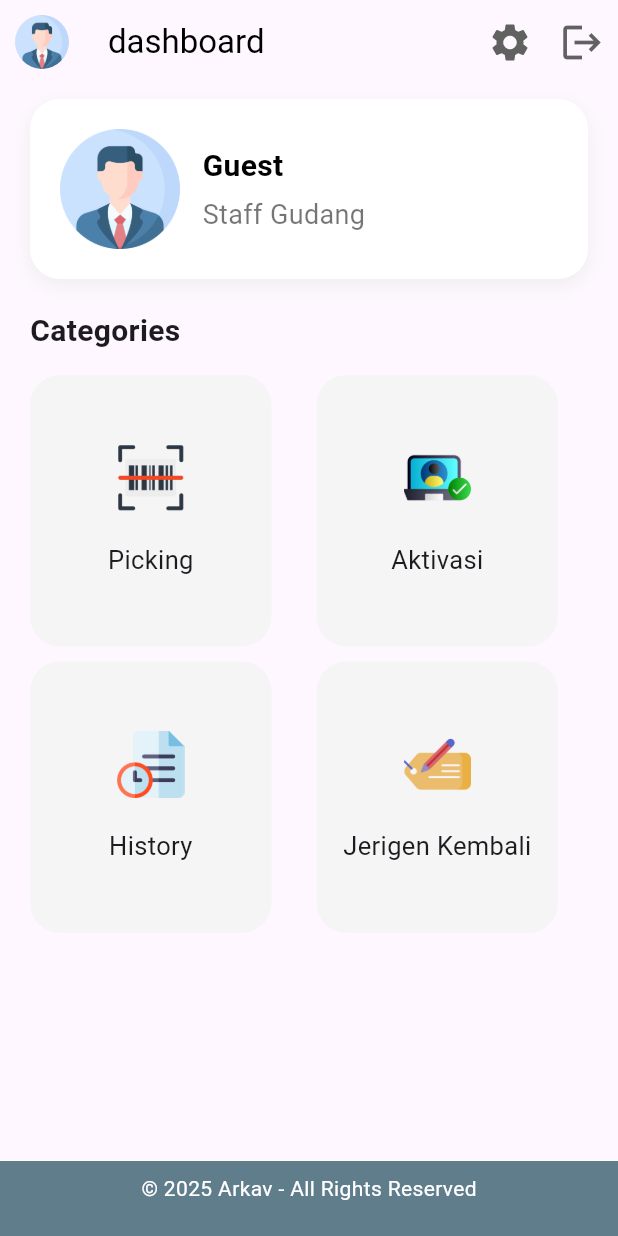
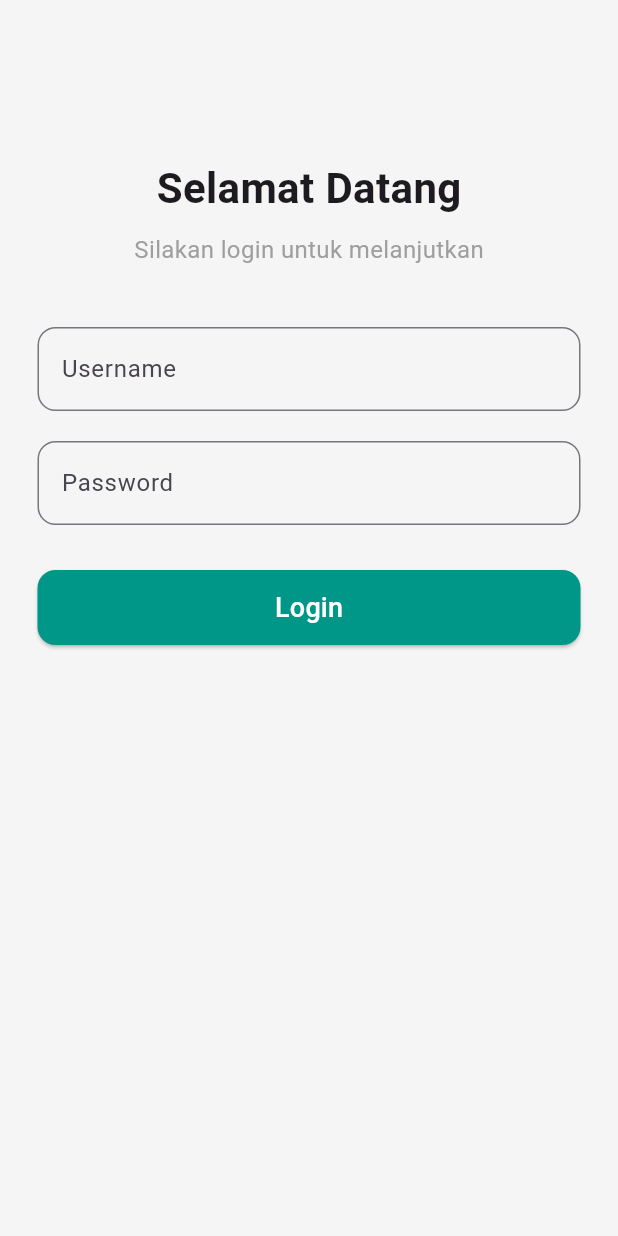
Before and after one commit to pinpinz/winajayamobile, a Flutter app: the screen it shows after launch, on a phone screen of 412 x 824 dp. Run offline on Flutter 3.47's test engine with Material 3 defaults, Android fonts, the phone set to English and light mode, and no system bars; our stand-ins replace animate_do, dio, grouped_list, lottie, shared_preferences, simple_animations; missing offline and left inert: mobile_scanner.

Commit message:
update  winajaya

```diff
--- a/lib/animation/FadeAnimation.dart
+++ b/lib/animation/FadeAnimation.dart
@@ -1,33 +1,32 @@
-// import 'package:flutter/material.dart';
-// import 'package:simple_animations/simple_animations.dart';
+import 'package:flutter/material.dart';
+import 'package:simple_animations/simple_animations.dart';
 
-// class FadeAnimation extends StatelessWidget {
-//   final double delay;
-//   final Widget child;
+class FadeAnimation extends StatelessWidget {
+  final double delay;
+  final Widget child;
 
-//   FadeAnimation(this.delay, this.child);
+  const FadeAnimation(this.delay, this.child, {Key? key}) : super(key: key);
 
-//   @override
-//   Widget build(BuildContext context) {
-//     final tween = MultiTrackTween([
-//       Track("opacity").add(Duration(milliseconds: 500), Tween(begin: 0.0, end: 1.0)),
-//       Track("translateY").add(
-//         Duration(milliseconds: 500), Tween(begin: -30.0, end: 0.0),
-//         curve: Curves.easeOut)
-//     ]);
+  @override
+  Widget build(BuildContext context) {
+    final tween = MovieTween()
+      ..tween("opacity", Tween(begin: 0.0, end: 1.0),
+          duration: const Duration(milliseconds: 500))
+      ..tween("translateY", Tween(begin: -30.0, end: 0.0),
+          duration: const Duration(milliseconds: 500), curve: Curves.easeOut);
 
-//     return ControlledAnimation(
-//       delay: Duration(milliseconds: (500 * delay).round()),
-//       duration: tween.duration,
-//       tween: tween,
-//       child: child,
-//       builderWithChild: (context, child, animation) => Opacity(
-//         opacity: (animation as Map)["opacity"],
-//         child: Transform.translate(
-//           offset: Offset(0, animation["translateY"]),
-//           child: child
-//         ),
-//       ),
-//     );
-//   }
-// }
+    return PlayAnimationBuilder<Movie>(
+      delay: Duration(milliseconds: (500 * delay).round()),
+      duration: tween.duration,
+      tween: tween,
+      builder: (context, value, child) => Opacity(
+        opacity: value.get("opacity"),
+        child: Transform.translate(
+          offset: Offset(0, value.get("translateY")),
+          child: child,
+        ),
+      ),
+      child: child,
+    );
+  }
+}
--- a/lib/main.dart
+++ b/lib/main.dart
@@ -1,9 +1,10 @@
 import 'package:day35/pages/home.dart';
+import 'package:day35/pages/loginform.dart';
 import 'package:flutter/material.dart';
 
 void main() {
   runApp(MaterialApp(
-    home: HomePage(),
+    home: LoginPage(),
     debugShowCheckedModeBanner: false,
   ));
 }
--- /dev/null
+++ b/lib/pages/loginform.dart
@@ -0,0 +1,189 @@
+import 'package:flutter/material.dart';
+import 'package:shared_preferences/shared_preferences.dart';
+import 'home.dart';
+import 'package:day35/animation/FadeAnimation.dart';
+import 'package:lottie/lottie.dart';
+
+class LoginPage extends StatefulWidget {
+  const LoginPage({Key? key}) : super(key: key);
+
+  @override
+  State<LoginPage> createState() => _LoginPageState();
+}
+
+class _LoginPageState extends State<LoginPage> {
+  final TextEditingController _usernameController = TextEditingController();
+  final TextEditingController _passwordController = TextEditingController();
+
+  /// 🔹 Popup Loading dengan Lottie
+  void _showLoadingDialog() {
+    showDialog(
+      context: context,
+      barrierDismissible: false, // tidak bisa ditutup manual
+      builder: (context) {
+        return Dialog(
+          backgroundColor: Colors.transparent,
+          elevation: 0,
+          child: Column(
+            mainAxisSize: MainAxisSize.min,
+            children: [
+              Container(
+                padding: const EdgeInsets.all(20),
+                decoration: BoxDecoration(
+                  color: Colors.white,
+                  borderRadius: BorderRadius.circular(16),
+                ),
+                child: Column(
+                  mainAxisSize: MainAxisSize.min,
+                  children: [
+                    Lottie.asset(
+                      'assets/animation/loginanimation.json', // ✅ animasi Lottie buatanmu
+                      width: 150,
+                      height: 150,
+                      fit: BoxFit.contain,
+                      repeat: true,
+                    ),
+                    const SizedBox(height: 12),
+                    const Text(
+                      "Sedang masuk...",
+                      style: TextStyle(fontSize: 16),
+                    ),
+                  ],
+                ),
+              ),
+            ],
+          ),
+        );
+      },
+    );
+  }
+
+  /// 🔹 Fungsi login sederhana (hardcode user)
+  Future<void> _login() async {
+    final username = _usernameController.text.trim();
+    final password = _passwordController.text.trim();
+
+    if (username.isEmpty || password.isEmpty) {
+      ScaffoldMessenger.of(context).showSnackBar(const SnackBar(
+        content: Text("Username dan Password harus diisi!"),
+        backgroundColor: Colors.red,
+      ));
+      return;
+    }
+
+    _showLoadingDialog(); // tampilkan popup loading
+
+    // simulasi proses login (2 detik)
+    await Future.delayed(const Duration(seconds: 2));
+
+    if (username == "admin" && password == "1234") {
+      final prefs = await SharedPreferences.getInstance();
+      await prefs.setString("userId", "U001");
+      await prefs.setString("username", username);
+
+      // tutup popup loading
+      Navigator.of(context, rootNavigator: true).pop();
+
+      if (!mounted) return;
+      Navigator.pushReplacement(
+        context,
+        MaterialPageRoute(builder: (context) => const HomePage()),
+      );
+    } else {
+      // tutup popup loading
+      Navigator.of(context, rootNavigator: true).pop();
+
+      ScaffoldMessenger.of(context).showSnackBar(const SnackBar(
+        content: Text("Username atau Password salah!"),
+        backgroundColor: Colors.red,
+      ));
+    }
+  }
+
+  @override
+  Widget build(BuildContext context) {
+    return Scaffold(
+      backgroundColor: Colors.grey[100],
+      body: SingleChildScrollView(
+        child: Padding(
+          padding: const EdgeInsets.all(25.0),
+          child: Column(
+            mainAxisAlignment: MainAxisAlignment.center,
+            children: [
+              const SizedBox(height: 80),
+
+              /// Judul
+              FadeAnimation(
+                1,
+                const Text(
+                  "Selamat Datang",
+                  style: TextStyle(fontSize: 28, fontWeight: FontWeight.bold),
+                ),
+              ),
+              const SizedBox(height: 10),
+              FadeAnimation(
+                1.2,
+                const Text(
+                  "Silakan login untuk melanjutkan",
+                  style: TextStyle(fontSize: 16, color: Colors.grey),
+                ),
+              ),
+
+              const SizedBox(height: 40),
+
+              /// Input Username
+              FadeAnimation(
+                1.4,
+                TextField(
+                  controller: _usernameController,
+                  decoration: InputDecoration(
+                    labelText: "Username",
+                    border: OutlineInputBorder(
+                      borderRadius: BorderRadius.circular(12),
+                    ),
+                  ),
+                ),
+              ),
+              const SizedBox(height: 20),
+
+              /// Input Password
+              FadeAnimation(
+                1.6,
+                TextField(
+                  controller: _passwordController,
+                  obscureText: true,
+                  decoration: InputDecoration(
+                    labelText: "Password",
+                    border: OutlineInputBorder(
+                      borderRadius: BorderRadius.circular(12),
+                    ),
+                  ),
+                ),
+              ),
+
+              const SizedBox(height: 30),
+
+              /// Tombol Login
+              FadeAnimation(
+                1.8,
+                ElevatedButton(
+                  onPressed: _login,
+                  style: ElevatedButton.styleFrom(
+                    minimumSize: const Size.fromHeight(50),
+                    shape: RoundedRectangleBorder(
+                        borderRadius: BorderRadius.circular(12)),
+                    backgroundColor: Colors.teal,
+                  ),
+                  child: const Text(
+                    "Login",
+                    style: TextStyle(fontSize: 18, color: Colors.white),
+                  ),
+                ),
+              ),
+            ],
+          ),
+        ),
+      ),
+    );
+  }
+}
```
Also changed, not shown: assets/animation/loginanimation.json (added, +1 -0 lines), pubspec.yaml (+7 -0 lines), lib/pages/module/LabelBarang.dart (renamed from lib/pages/module/jurigenkembali.dart), pubspec.lock, 1 other file.
